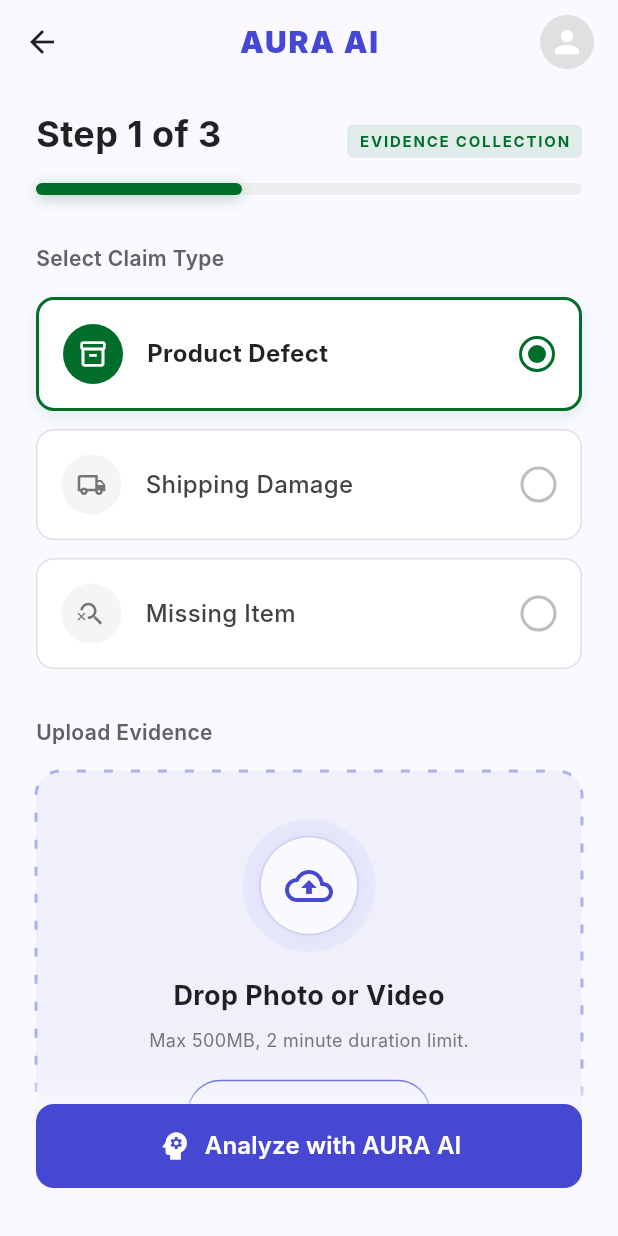
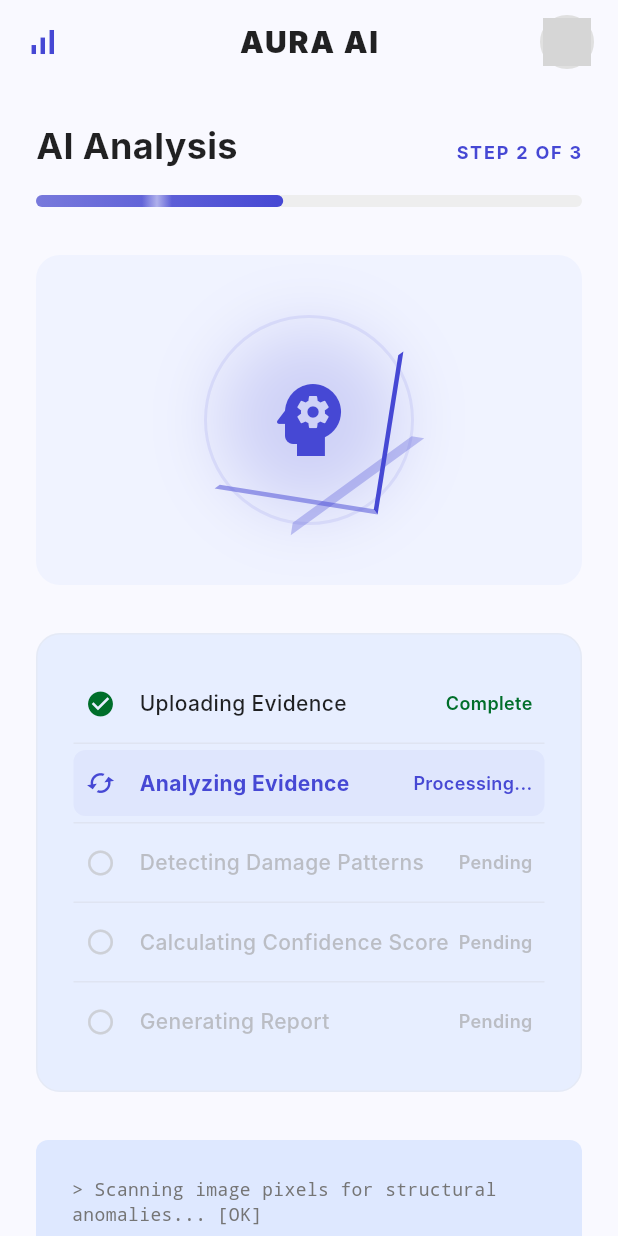
Before and after one commit to arguspermono/mobile-aura-agent, a Flutter app: the EvidenceCollectionScreen screen opened directly, after a tap on "Analyze with AURA AI", on a phone screen of 412 x 824 dp. Run offline on Flutter 3.47's test engine with Material 3 defaults, Android fonts, the light colour scheme and no system bars; network calls fail; Roboto replaces fonts that are missing (Inter); grey boxes are pictures that could not be loaded.

Commit message:
Feat: add AI Analysis screen

```diff
--- /dev/null
+++ b/lib/screens/ai_analysis_screen.dart
@@ -0,0 +1,493 @@
+import 'package:flutter/material.dart';
+import 'dart:math' as math;
+
+class AiAnalysisScreen extends StatefulWidget {
+  const AiAnalysisScreen({super.key});
+
+  @override
+  State<AiAnalysisScreen> createState() => _AiAnalysisScreenState();
+}
+
+class _AiAnalysisScreenState extends State<AiAnalysisScreen> with TickerProviderStateMixin {
+  late AnimationController _spinController;
+  late AnimationController _blinkController;
+  late AnimationController _shimmerController;
+
+  final Color primaryColor = const Color(0xFF4648D4);
+  final Color secondaryColor = const Color(0xFF006E2A);
+  final Color backgroundColor = const Color(0xFFF9F9FF);
+  final Color surfaceContainerLow = const Color(0xFFF0F3FF);
+  final Color surfaceContainer = const Color(0xFFE7EEFF);
+  final Color surfaceContainerHigh = const Color(0xFFDEE8FF);
+
+  @override
+  void initState() {
+    super.initState();
+    _spinController = AnimationController(
+      vsync: this,
+      duration: const Duration(seconds: 4),
+    )..repeat();
+
+    _blinkController = AnimationController(
+      vsync: this,
+      duration: const Duration(milliseconds: 600),
+    )..repeat(reverse: true);
+
+    _shimmerController = AnimationController(
+      vsync: this,
+      duration: const Duration(seconds: 2),
+    )..repeat();
+  }
+
+  @override
+  void dispose() {
+    _spinController.dispose();
+    _blinkController.dispose();
+    _shimmerController.dispose();
+    super.dispose();
+  }
+
+  @override
+  Widget build(BuildContext context) {
+    return Scaffold(
+      backgroundColor: backgroundColor,
+      appBar: _buildAppBar(),
+      body: SafeArea(
+        child: SingleChildScrollView(
+          padding: const EdgeInsets.all(24.0),
+          child: Center(
+            child: ConstrainedBox(
+              constraints: const BoxConstraints(maxWidth: 600),
+              child: Column(
+                crossAxisAlignment: CrossAxisAlignment.stretch,
+                children: [
+                  _buildProgressHeader(),
+                  const SizedBox(height: 32),
+                  _buildCentralAiGraphic(),
+                  const SizedBox(height: 32),
+                  _buildChecklistCard(),
+                  const SizedBox(height: 32),
+                  _buildLiveStatusTerminal(),
+                ],
+              ),
+            ),
+          ),
+        ),
+      ),
+    );
+  }
+
+  PreferredSizeWidget _buildAppBar() {
+    return AppBar(
+      backgroundColor: backgroundColor,
+      elevation: 0,
+      leading: IconButton(
+        icon: Icon(Icons.signal_cellular_alt, color: primaryColor),
+        onPressed: () => Navigator.of(context).pop(),
+      ),
+      centerTitle: true,
+      title: const Text(
+        'AURA AI',
+        style: TextStyle(
+          color: Colors.black87,
+          fontWeight: FontWeight.w900,
+          fontSize: 20,
+          letterSpacing: 1.2,
+          fontFamily: 'Inter',
+        ),
+      ),
+      actions: [
+        Padding(
+          padding: const EdgeInsets.only(right: 16.0),
+          child: Container(
+            decoration: BoxDecoration(
+              shape: BoxShape.circle,
+              border: Border.all(color: Colors.grey.shade300, width: 2),
+            ),
+            child: CircleAvatar(
+              backgroundColor: Colors.grey.shade200,
+              radius: 16,
+              backgroundImage: const NetworkImage('https://i.pravatar.cc/100'),
+            ),
+          ),
+        ),
+      ],
+    );
+  }
+
+  Widget _buildProgressHeader() {
+    return Column(
+      crossAxisAlignment: CrossAxisAlignment.start,
+      children: [
+        Row(
+          mainAxisAlignment: MainAxisAlignment.spaceBetween,
+          crossAxisAlignment: CrossAxisAlignment.baseline,
+          textBaseline: TextBaseline.alphabetic,
+          children: [
+            const Text(
+              'AI Analysis',
+              style: TextStyle(
+                fontSize: 24,
+                fontWeight: FontWeight.bold,
+                color: Colors.black87,
+                fontFamily: 'Inter',
+              ),
+            ),
+            Text(
+              'STEP 2 OF 3',
+              style: TextStyle(
+                fontSize: 12,
+                fontWeight: FontWeight.w700,
+                color: primaryColor,
+                letterSpacing: 1.2,
+                fontFamily: 'Inter',
+              ),
+            ),
+          ],
+        ),
+        const SizedBox(height: 16),
+        Container(
+          height: 8,
+          width: double.infinity,
+          decoration: BoxDecoration(
+            color: Colors.grey.shade200,
+            borderRadius: BorderRadius.circular(4),
+          ),
+          child: Stack(
+            children: [
+              Container(
+                width: MediaQuery.of(context).size.width * 0.4,
+                decoration: BoxDecoration(
+                  borderRadius: BorderRadius.circular(4),
+                  gradient: LinearGradient(
+                    colors: [primaryColor.withValues(alpha: 0.7), primaryColor],
+                    begin: Alignment.centerLeft,
+                    end: Alignment.centerRight,
+                  ),
+                ),
+              ),
+              AnimatedBuilder(
+                animation: _shimmerController,
+                builder: (context, child) {
+                  return Transform.translate(
+                    offset: Offset(
+                      (MediaQuery.of(context).size.width * 0.4) * _shimmerController.value - 20,
+                      0,
+                    ),
+                    child: Container(
+                      width: 20,
+                      height: 8,
+                      decoration: BoxDecoration(
+                        gradient: LinearGradient(
+                          colors: [
+                            Colors.white.withValues(alpha: 0.0),
+                            Colors.white.withValues(alpha: 0.5),
+                            Colors.white.withValues(alpha: 0.0),
+                          ],
+                          begin: Alignment.centerLeft,
+                          end: Alignment.centerRight,
+                        ),
+                      ),
+                    ),
+                  );
+                },
+              ),
+            ],
+          ),
+        ),
+      ],
+    );
+  }
+
+  Widget _buildCentralAiGraphic() {
+    return Container(
+      constraints: const BoxConstraints(minHeight: 220),
+      padding: const EdgeInsets.all(32),
+      decoration: BoxDecoration(
+        color: surfaceContainerLow,
+        borderRadius: BorderRadius.circular(16),
+      ),
+      child: Center(
+        child: Stack(
+          alignment: Alignment.center,
+          children: [
+            // Bloom glow
+            Container(
+              width: 100,
+              height: 100,
+              decoration: BoxDecoration(
+                shape: BoxShape.circle,
+                boxShadow: [
+                  BoxShadow(
+                    color: primaryColor.withValues(alpha: 0.2),
+                    blurRadius: 40,
+                    spreadRadius: 10,
+                  ),
+                ],
+              ),
+            ),
+            // Outer ring
+            Container(
+              width: 140,
+              height: 140,
+              decoration: BoxDecoration(
+                shape: BoxShape.circle,
+                border: Border.all(
+                  color: primaryColor.withValues(alpha: 0.1),
+                  width: 2,
+                ),
+              ),
+            ),
+            // Inner spinning arc
+            AnimatedBuilder(
+              animation: _spinController,
+              builder: (context, child) {
+                return Transform.rotate(
+                  angle: _spinController.value * 2 * math.pi,
+                  child: Container(
+                    width: 110,
+                    height: 110,
+                    decoration: BoxDecoration(
+                      shape: BoxShape.circle,
+                      border: Border(
+                        top: BorderSide(color: primaryColor, width: 3),
+                        right: BorderSide(color: primaryColor.withValues(alpha: 0.5), width: 3),
+                        bottom: const BorderSide(color: Colors.transparent, width: 3),
+                        left: const BorderSide(color: Colors.transparent, width: 3),
+                      ),
+                    ),
+                  ),
+                );
+              },
+            ),
+            // Inner arc rotation offset for the blur effect
+            AnimatedBuilder(
+              animation: _spinController,
+              builder: (context, child) {
+                return Transform.rotate(
+                  angle: (_spinController.value * 2 * math.pi) + (math.pi / 4),
+                  child: Container(
+                    width: 110,
+                    height: 110,
+                    decoration: BoxDecoration(
+                      shape: BoxShape.circle,
+                      border: Border(
+                        top: BorderSide(color: primaryColor.withValues(alpha: 0.3), width: 6),
+                        right: const BorderSide(color: Colors.transparent, width: 6),
+                        bottom: const BorderSide(color: Colors.transparent, width: 6),
+                        left: const BorderSide(color: Colors.transparent, width: 6),
+                      ),
+                    ),
+                  ),
+                );
+              },
+            ),
+            // Center icon
+            Icon(
+              Icons.psychology,
+              size: 64,
+              color: primaryColor,
+            ),
+          ],
+        ),
+      ),
+    );
+  }
+
+  Widget _buildChecklistCard() {
+    return Container(
+      padding: const EdgeInsets.all(24),
+      decoration: BoxDecoration(
+        color: surfaceContainer,
+        borderRadius: BorderRadius.circular(16),
+        border: Border.all(color: Colors.grey.shade300.withValues(alpha: 0.3)),
+      ),
+      child: Column(
+        children: [
+          _buildChecklistRow(
+            icon: Icons.check_circle,
+            iconColor: secondaryColor,
+            label: 'Uploading Evidence',
+            labelColor: Colors.black87,
+            status: 'Complete',
+            statusColor: secondaryColor,
+            isProcessing: false,
+          ),
+          _buildDivider(),
+          _buildChecklistRow(
+            icon: Icons.sync,
+            iconColor: primaryColor,
+            label: 'Analyzing Evidence',
+            labelColor: primaryColor,
+            labelWeight: FontWeight.bold,
+            status: 'Processing...',
+            statusColor: primaryColor,
+            isProcessing: true,
+          ),
+          _buildDivider(),
+          _buildChecklistRow(
+            icon: Icons.radio_button_unchecked,
+            iconColor: Colors.grey.shade400,
+            label: 'Detecting Damage Patterns',
+            labelColor: Colors.grey.shade500,
+            status: 'Pending',
+            statusColor: Colors.grey.shade500,
+            isProcessing: false,
+            opacity: 0.6,
+          ),
+          _buildDivider(),
+          _buildChecklistRow(
+            icon: Icons.radio_button_unchecked,
+            iconColor: Colors.grey.shade400,
+            label: 'Calculating Confidence Score',
+            labelColor: Colors.grey.shade500,
+            status: 'Pending',
+            statusColor: Colors.grey.shade500,
+            isProcessing: false,
+            opacity: 0.6,
+          ),
+          _buildDivider(),
+          _buildChecklistRow(
+            icon: Icons.radio_button_unchecked,
+            iconColor: Colors.grey.shade400,
+            label: 'Generating Report',
+            labelColor: Colors.grey.shade500,
+            status: 'Pending',
+            statusColor: Colors.grey.shade500,
+            isProcessing: false,
+            opacity: 0.6,
+          ),
+        ],
+      ),
+    );
+  }
+
+  Widget _buildChecklistRow({
+    required IconData icon,
+    required Color iconColor,
+    required String label,
+    required Color labelColor,
+    FontWeight labelWeight = FontWeight.w500,
+    required String status,
+    required Color statusColor,
+    required bool isProcessing,
+    double opacity = 1.0,
+  }) {
+    Widget rowContent = Row(
+      children: [
+        if (isProcessing)
+          AnimatedBuilder(
+            animation: _spinController,
+            builder: (context, child) {
+              return Transform.rotate(
+                angle: -_spinController.value * 2 * math.pi,
+                child: Icon(icon, color: iconColor, size: 20),
+              );
+            },
+          )
+        else
+          Icon(icon, color: iconColor, size: 20),
+        const SizedBox(width: 16),
+        Expanded(
+          child: Text(
+            label,
+            style: TextStyle(
+              fontSize: 14,
+              fontWeight: labelWeight,
+              color: labelColor,
+              fontFamily: 'Inter',
+            ),
+          ),
+        ),
+        Text(
+          status,
+          style: TextStyle(
+            fontSize: 12,
+            fontWeight: FontWeight.w600,
+            color: statusColor,
+            fontFamily: 'Inter',
+          ),
+        ),
+      ],
+    );
+
+    return Opacity(
+      opacity: opacity,
+      child: Container(
+        padding: const EdgeInsets.symmetric(vertical: 12, horizontal: 8),
+        decoration: isProcessing
+            ? BoxDecoration(
+                color: primaryColor.withValues(alpha: 0.05),
+                borderRadius: BorderRadius.circular(8),
+              )
+            : null,
+        child: rowContent,
+      ),
+    );
+  }
+
+  Widget _buildDivider() {
+    return Container(
+      height: 1,
+      color: Colors.grey.shade400.withValues(alpha: 0.2),
+      margin: const EdgeInsets.symmetric(vertical: 4),
+    );
+  }
+
+  Widget _buildLiveStatusTerminal() {
+    return Container(
+      padding: const EdgeInsets.all(24),
+      decoration: BoxDecoration(
+        color: surfaceContainerHigh,
+        borderRadius: BorderRadius.circular(8),
+      ),
+      child: Column(
+        crossAxisAlignment: CrossAxisAlignment.start,
+        children: [
+          _buildTerminalLine('> Scanning image pixels for structural anomalies... [OK]', Colors.grey.shade600),
+          const SizedBox(height: 8),
+          _buildTerminalLine('> Consulting Firestore realtime listener... [OK]', Colors.grey.shade600),
+          const SizedBox(height: 8),
+          Row(
+            children: [
+              Text(
+                '> Executing predictive model layers...',
+                style: TextStyle(
+                  fontFamily: 'Courier',
+                  fontSize: 12,
+                  color: primaryColor,
+                  fontWeight: FontWeight.bold,
+                ),
+              ),
+              const SizedBox(width: 4),
+              AnimatedBuilder(
+                animation: _blinkController,
+                builder: (context, child) {
+                  return Opacity(
+                    opacity: _blinkController.value,
+                    child: Container(
+                      width: 6,
+                      height: 14,
+                      color: primaryColor,
+                    ),
+                  );
+                },
+              ),
+            ],
+          ),
+        ],
+      ),
+    );
+  }
+
+  Widget _buildTerminalLine(String text, Color color) {
+    return Text(
+      text,
+      style: TextStyle(
+        fontFamily: 'Courier',
+        fontSize: 12,
+        color: color,
+      ),
+    );
+  }
+}
--- a/lib/screens/evidence_collection_screen.dart
+++ b/lib/screens/evidence_collection_screen.dart
@@ -1,5 +1,6 @@
 import 'dart:ui';
 import 'package:flutter/material.dart';
+import 'ai_analysis_screen.dart';
 
 class EvidenceCollectionScreen extends StatefulWidget {
   const EvidenceCollectionScreen({super.key});
@@ -484,7 +485,12 @@
           ),
         ),
         child: ElevatedButton(
-          onPressed: () {},
+          onPressed: () {
+            Navigator.push(
+              context,
+              MaterialPageRoute(builder: (context) => const AiAnalysisScreen()),
+            );
+          },
           style: ElevatedButton.styleFrom(
             backgroundColor: primaryColor,
             shape: RoundedRectangleBorder(
```
